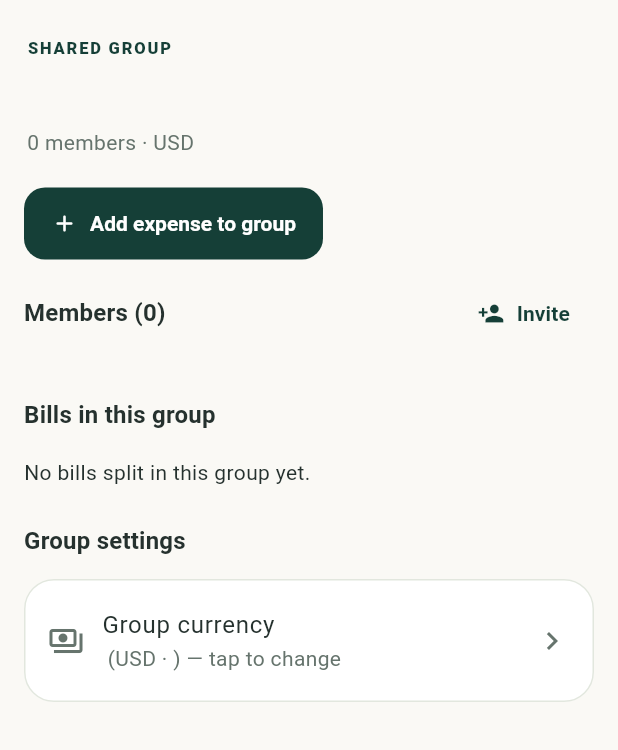
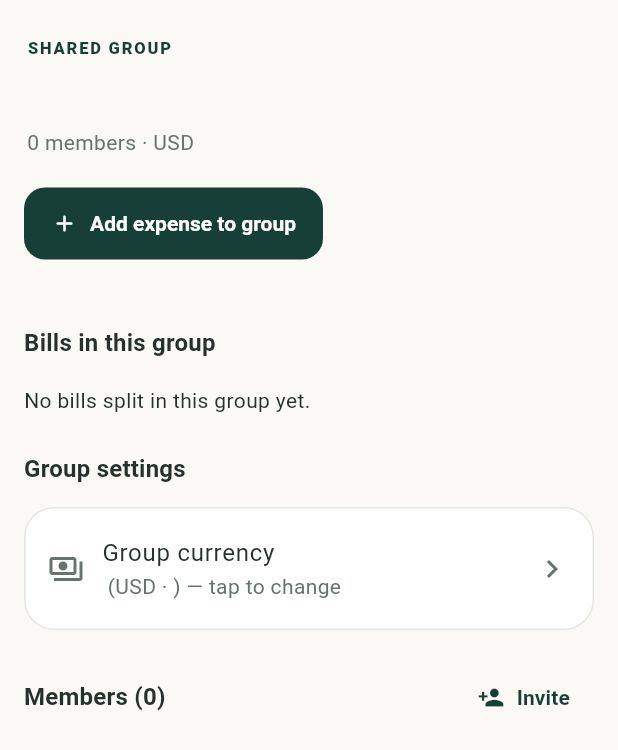
Before and after one commit to Haiderdogar/Splitwize, a Flutter app: the _GroupBody widget shown alone on an empty page, opened directly with empty values, on a phone screen of 412 x 824 dp. Shown: the top 750 px of the screen. Run offline on Flutter 3.47's test engine with Material 3 defaults, Android fonts, the phone set to English and light mode, and no system bars; our stand-ins replace cloud_firestore, connectivity_plus, firebase_auth, firebase_core, firebase_crashlytics, firebase_messaging and 10 more; missing offline and left inert: currency_picker, purchases_flutter; accounts and stored records are empty; generated files the repository leaves out were written again.

Commit message:
Keep group member controls with member list and prevent narrow balance overflow

```diff
--- a/lib/screens/group_detail_screen.dart
+++ b/lib/screens/group_detail_screen.dart
@@ -126,6 +126,45 @@ class _GroupBody extends StatelessWidget {
                     label: const Text('Add expense to group'),
                   ),
                 ),
+              ],
+            ),
+          ),
+        ),
+        SliverPadding(
+          padding: const EdgeInsets.fromLTRB(16, 16, 16, 0),
+          sliver: _SimplifyDebtsSection(groupId: group.id),
+        ),
+        SliverPadding(
+          padding: const EdgeInsets.fromLTRB(16, 16, 16, 8),
+          sliver: SliverToBoxAdapter(
+            child: Text(
+              'Bills in this group',
+              style: Theme.of(context)
+                  .textTheme
+                  .titleMedium
+                  ?.copyWith(fontWeight: FontWeight.bold),
+            ),
+          ),
+        ),
+        SliverPadding(
+          padding: const EdgeInsets.symmetric(horizontal: 16),
+          sliver: _GroupBills(groupId: group.id),
+        ),
+        SliverPadding(
+          padding: const EdgeInsets.fromLTRB(16, 16, 16, 0),
+          sliver: SliverToBoxAdapter(child: Column(
+            crossAxisAlignment: CrossAxisAlignment.start,
+            children: [
+              Text('Group settings', style: Theme.of(context).textTheme.titleMedium),
+              const SizedBox(height: 8),
+              _GroupCurrencyTile(group: group),
+            ],
+          )),
+        ),
+        SliverPadding(
+          padding: const EdgeInsets.fromLTRB(16, 16, 16, 0),
+          sliver: SliverToBoxAdapter(
+            child: Column(children: [
                 Row(
                   mainAxisAlignment: MainAxisAlignment.spaceBetween,
                   children: [
@@ -174,40 +213,8 @@ class _GroupBody extends StatelessWidget {
                     ),
                   ],
                 ),
-              ],
-            ),
+            ]),
           ),
-        ),
-        SliverPadding(
-          padding: const EdgeInsets.fromLTRB(16, 16, 16, 0),
-          sliver: _SimplifyDebtsSection(groupId: group.id),
-        ),
-        SliverPadding(
-          padding: const EdgeInsets.fromLTRB(16, 16, 16, 8),
-          sliver: SliverToBoxAdapter(
-            child: Text(
-              'Bills in this group',
-              style: Theme.of(context)
-                  .textTheme
-                  .titleMedium
-                  ?.copyWith(fontWeight: FontWeight.bold),
-            ),
-          ),
-        ),
-        SliverPadding(
-          padding: const EdgeInsets.symmetric(horizontal: 16),
-          sliver: _GroupBills(groupId: group.id),
-        ),
-        SliverPadding(
-          padding: const EdgeInsets.fromLTRB(16, 16, 16, 0),
-          sliver: SliverToBoxAdapter(child: Column(
-            crossAxisAlignment: CrossAxisAlignment.start,
-            children: [
-              Text('Group settings', style: Theme.of(context).textTheme.titleMedium),
-              const SizedBox(height: 8),
-              _GroupCurrencyTile(group: group),
-            ],
-          )),
         ),
         // Only the member list reacts to member state.
         SliverPadding(
```
Also changed, not shown: lib/screens/balances_tab.dart (+10 -9 lines).
